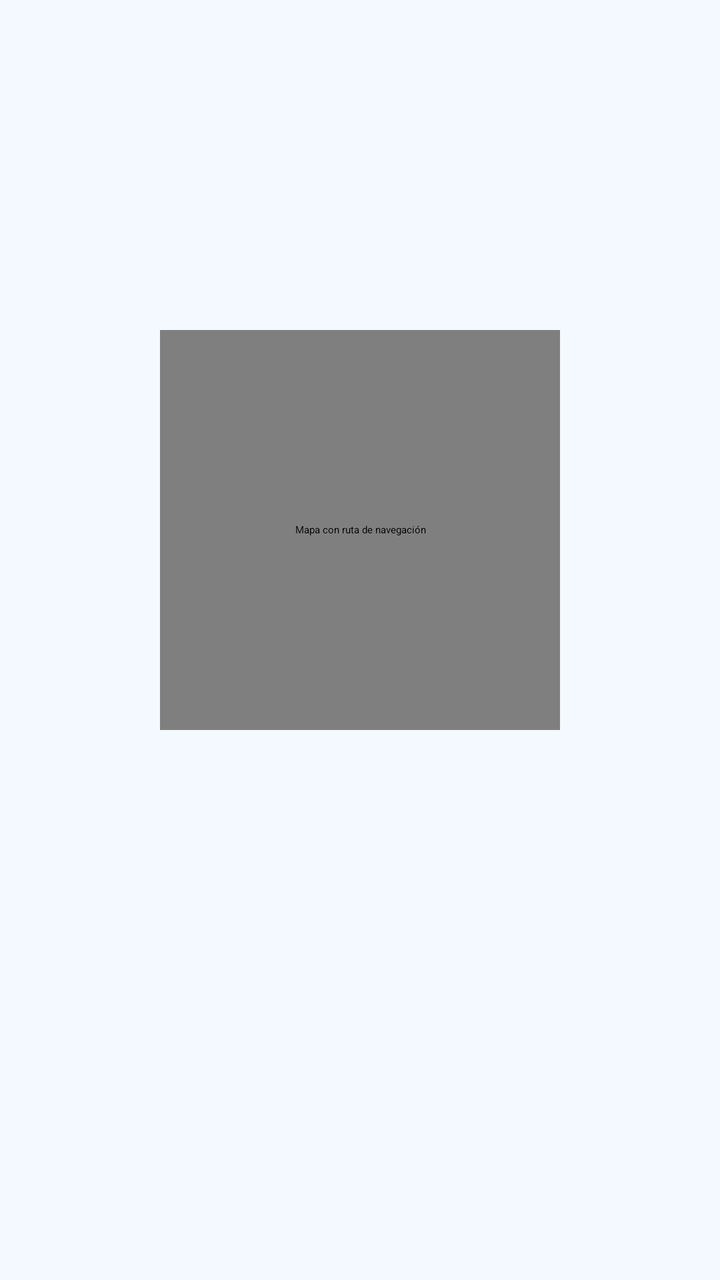
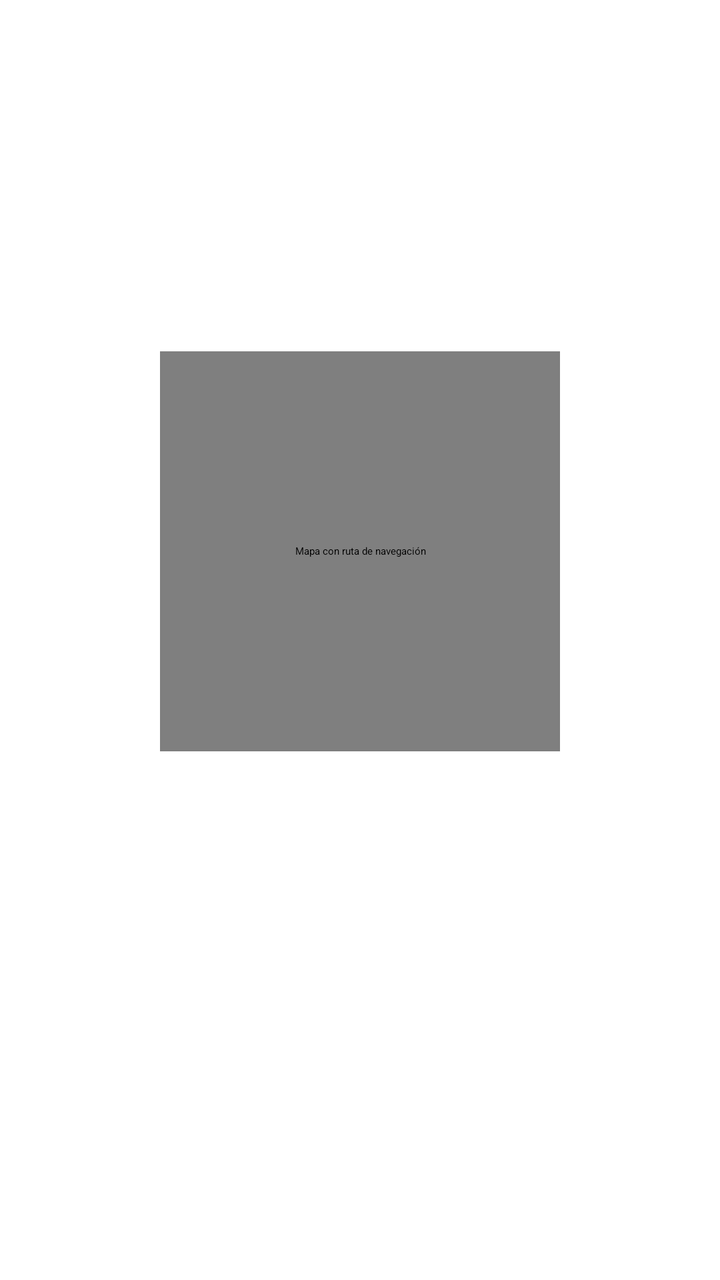

Two renders of the same Android screen: before a commit and after it. Below are the layout's source before the change and the commit's diff.
<!-- AndroidManifest.xml: activity theme Theme.RoutePlanner.Splash -->
<!-- res/layout/activity_splash.xml -->
<?xml version="1.0" encoding="utf-8"?>
<LinearLayout
    xmlns:android="http://schemas.android.com/apk/res/android"
    android:layout_width="match_parent"
    android:layout_height="match_parent"
    android:orientation="vertical"
    android:gravity="center"
    android:padding="24dp"
    android:background="#F4F9FF">

    
    <com.routeplanner.app.activities.RouteMapAnimationView
        android:id="@+id/routeMap"
        android:layout_width="200dp"
        android:layout_height="200dp"
        android:contentDescription="Mapa con ruta de navegación"/>

    
    <TextView
        android:id="@+id/txtTitle"
        android:layout_width="wrap_content"
        android:layout_height="wrap_content"
        android:layout_marginTop="28dp"
        android:text="Route Planner"
        android:textSize="34sp"
        android:textStyle="bold"
        android:textColor="#103B75"
        android:fontFamily="sans"
        android:alpha="0"/>

    
    <LinearLayout
        android:id="@+id/layoutSubtitle"
        android:layout_width="wrap_content"
        android:layout_height="wrap_content"
        android:orientation="horizontal"
        android:gravity="center"
        android:layout_marginTop="12dp">

        <TextView
            android:id="@+id/txtPlanifica"
            android:layout_width="wrap_content"
            android:layout_height="wrap_content"
            android:text="Planifica"
            android:textSize="16sp"
            android:textStyle="normal"
            android:textColor="#244D7D"
            android:alpha="0"/>

        <TextView
            android:id="@+id/dot1"
            android:layout_width="wrap_content"
            android:layout_height="wrap_content"
            android:text=" • "
            android:textSize="18sp"
            android:textColor="#2196F3"
            android:alpha="0"/>

        <TextView
            android:id="@+id/txtCalcula"
            android:layout_width="wrap_content"
            android:layout_height="wrap_content"
            android:text="Calcula"
            android:textSize="16sp"
            android:textStyle="normal"
            android:textColor="#244D7D"
            android:alpha="0"/>

        <TextView
            android:id="@+id/dot2"
            android:layout_width="wrap_content"
            android:layout_height="wrap_content"
            android:text=" • "
            android:textSize="18sp"
            android:textColor="#2196F3"
            android:alpha="0"/>

        <TextView
            android:id="@+id/txtOptimiza"
            android:layout_width="wrap_content"
            android:layout_height="wrap_content"
            android:text="Optimiza"
            android:textSize="16sp"
            android:textStyle="normal"
            android:textColor="#244D7D"
            android:alpha="0"/>

        <TextView
            android:id="@+id/dot3"
            android:layout_width="wrap_content"
            android:layout_height="wrap_content"
            android:text=" • "
            android:textSize="18sp"
            android:textColor="#2196F3"
            android:alpha="0"/>

    </LinearLayout>

</LinearLayout>
<!-- resources referenced by this layout -->
<resources>
  <style name="Base.Theme.RoutePlanner" parent="Theme.Material3.DayNight.NoActionBar">
          
          <item name="windowSplashScreenBackground">@color/rp_background</item>
  
          <item name="colorPrimary">@color/rp_primary</item>
          <item name="colorOnPrimary">@color/rp_surface</item>
          <item name="colorPrimaryContainer">@color/rp_icon_background</item>
          <item name="colorOnPrimaryContainer">@color/rp_text_primary</item>
  
          <item name="colorSecondary">@color/rp_primary_dark</item>
          <item name="colorOnSecondary">@color/rp_surface</item>
          <item name="colorSecondaryContainer">@color/rp_icon_background</item>
          <item name="colorOnSecondaryContainer">@color/rp_text_primary</item>
  
          <item name="colorTertiary">@color/rp_success</item>
          <item name="colorOnTertiary">@color/rp_surface</item>
          <item name="colorTertiaryContainer">@color/md_theme_tertiaryContainer</item>
          <item name="colorOnTertiaryContainer">@color/md_theme_onTertiaryContainer</item>
  
          <item name="colorError">@color/rp_destination</item>
          <item name="colorOnError">@color/rp_surface</item>
          <item name="colorErrorContainer">@color/md_theme_errorContainer</item>
          <item name="colorOnErrorContainer">@color/md_theme_onErrorContainer</item>
  
          <item name="android:colorBackground">@color/rp_background</item>
          <item name="colorOnBackground">@color/rp_text_primary</item>
          <item name="colorSurface">@color/rp_surface</item>
          <item name="colorOnSurface">@color/rp_text_primary</item>
  
          <item name="colorSurfaceVariant">@color/rp_icon_background</item>
          <item name="colorOnSurfaceVariant">@color/rp_text_secondary</item>
          <item name="colorOutline">@color/rp_outline</item>
  
          <item name="colorOutlineVariant">@color/md_theme_outlineVariant</item>
          <item name="colorSurfaceInverse">@color/md_theme_inverseSurface</item>
          <item name="colorOnSurfaceInverse">@color/md_theme_inverseOnSurface</item>
          <item name="colorPrimaryInverse">@color/md_theme_inversePrimary</item>
          <item name="colorPrimaryFixed">@color/md_theme_primaryFixed</item>
          <item name="colorOnPrimaryFixed">@color/md_theme_onPrimaryFixed</item>
          <item name="colorPrimaryFixedDim">@color/md_theme_primaryFixedDim</item>
          <item name="colorOnPrimaryFixedVariant">@color/md_theme_onPrimaryFixedVariant</item>
          <item name="colorSecondaryFixed">@color/md_theme_secondaryFixed</item>
          <item name="colorOnSecondaryFixed">@color/md_theme_onSecondaryFixed</item>
          <item name="colorSecondaryFixedDim">@color/md_theme_secondaryFixedDim</item>
          <item name="colorOnSecondaryFixedVariant">@color/md_theme_onSecondaryFixedVariant</item>
          <item name="colorTertiaryFixed">@color/md_theme_tertiaryFixed</item>
          <item name="colorOnTertiaryFixed">@color/md_theme_onTertiaryFixed</item>
          <item name="colorTertiaryFixedDim">@color/md_theme_tertiaryFixedDim</item>
          <item name="colorOnTertiaryFixedVariant">@color/md_theme_onTertiaryFixedVariant</item>
          <item name="colorSurfaceDim">@color/md_theme_surfaceDim</item>
          <item name="colorSurfaceBright">@color/md_theme_surfaceBright</item>
          <item name="colorSurfaceContainerLowest">@color/md_theme_surfaceContainerLowest</item>
          <item name="colorSurfaceContainerLow">@color/md_theme_surfaceContainerLow</item>
          <item name="colorSurfaceContainer">@color/md_theme_surfaceContainer</item>
          <item name="colorSurfaceContainerHigh">@color/md_theme_surfaceContainerHigh</item>
          <item name="colorSurfaceContainerHighest">@color/md_theme_surfaceContainerHighest</item>
      </style>
  <!-- unchanged entries left out for length: 41 -->
</resources>

<!-- the commit's change to res/layout/activity_splash.xml (unified diff, before → after) -->
@@ -1,99 +1,88 @@
 <?xml version="1.0" encoding="utf-8"?>
-<LinearLayout
-    xmlns:android="http://schemas.android.com/apk/res/android"
+<LinearLayout xmlns:android="http://schemas.android.com/apk/res/android"
     android:layout_width="match_parent"
     android:layout_height="match_parent"
-    android:orientation="vertical"
     android:gravity="center"
-    android:padding="24dp"
-    android:background="#F4F9FF">
-
+    android:orientation="vertical">
+    
     
     <com.routeplanner.app.activities.RouteMapAnimationView
         android:id="@+id/routeMap"
         android:layout_width="200dp"
         android:layout_height="200dp"
-        android:contentDescription="Mapa con ruta de navegación"/>
+        android:contentDescription="@string/content_description_map_with_navigation_route" />
 
     
     <TextView
         android:id="@+id/txtTitle"
         android:layout_width="wrap_content"
         android:layout_height="wrap_content"
-        android:layout_marginTop="28dp"
-        android:text="Route Planner"
+        android:alpha="0"
+        android:fontFamily="sans-serif"
+        android:paddingTop="8dp"
+        android:paddingBottom="8dp"
+        android:text="@string/app_name"
+        android:textColor="@color/rp_primary_dark"
         android:textSize="34sp"
-        android:textStyle="bold"
-        android:textColor="#103B75"
-        android:fontFamily="sans"
-        android:alpha="0"/>
+        android:textStyle="bold" />
 
     
+
     <LinearLayout
-        android:id="@+id/layoutSubtitle"
         android:layout_width="wrap_content"
         android:layout_height="wrap_content"
-        android:orientation="horizontal"
-        android:gravity="center"
-        android:layout_marginTop="12dp">
+        android:orientation="horizontal">
 
         <TextView
-            android:id="@+id/txtPlanifica"
+            android:id="@+id/txtPlan"
             android:layout_width="wrap_content"
             android:layout_height="wrap_content"
-            android:text="Planifica"
-            android:textSize="16sp"
-            android:textStyle="normal"
-            android:textColor="#244D7D"
-            android:alpha="0"/>
+            android:alpha="0"
+            android:text="@string/text_plan"
+            android:textColor="@color/rp_primary_dark"
+            android:textSize="16sp" />
 
         <TextView
             android:id="@+id/dot1"
             android:layout_width="wrap_content"
             android:layout_height="wrap_content"
-            android:text=" • "
-            android:textSize="18sp"
-            android:textColor="#2196F3"
-            android:alpha="0"/>
+            android:alpha="0"
+            android:paddingStart="8dp"
+            android:paddingEnd="8dp"
+            android:text="@string/text_dot"
+            android:textColor="@color/rp_primary"
+            android:textSize="20sp"
+            android:textStyle="bold" />
 
         <TextView
-            android:id="@+id/txtCalcula"
+            android:id="@+id/txtCalculate"
             android:layout_width="wrap_content"
             android:layout_height="wrap_content"
-            android:text="Calcula"
-            android:textSize="16sp"
-            android:textStyle="normal"
-            android:textColor="#244D7D"
-            android:alpha="0"/>
+            android:alpha="0"
+            android:text="@string/text_calculate"
+            android:textColor="@color/rp_primary_dark"
+            android:textSize="16sp" />
 
         <TextView
             android:id="@+id/dot2"
             android:layout_width="wrap_content"
             android:layout_height="wrap_content"
-            android:text=" • "
-            android:textSize="18sp"
-            android:textColor="#2196F3"
-            android:alpha="0"/>
+            android:alpha="0"
+            android:paddingStart="8dp"
+            android:paddingEnd="8dp"
+            android:text="@string/text_dot"
+            android:textColor="@color/rp_primary"
+            android:textSize="20sp"
+            android:textStyle="bold" />
 
         <TextView
-            android:id="@+id/txtOptimiza"
+            android:id="@+id/txtOptimizes"
             android:layout_width="wrap_content"
             android:layout_height="wrap_content"
-            android:text="Optimiza"
-            android:textSize="16sp"
-            android:textStyle="normal"
-            android:textColor="#244D7D"
-            android:alpha="0"/>
-
-        <TextView
-            android:id="@+id/dot3"
-            android:layout_width="wrap_content"
-            android:layout_height="wrap_content"
-            android:text=" • "
-            android:textSize="18sp"
-            android:textColor="#2196F3"
-            android:alpha="0"/>
-
+            android:alpha="0"
+            android:text="@string/text_optimizes"
+            android:textColor="@color/rp_primary_dark"
+            android:textSize="16sp" />
     </LinearLayout>
 
 </LinearLayout>
<!-- resource entries referenced after the edit -->
@@ -1,5 +1,11 @@
 <!-- resources referenced by this layout -->
 <resources>
+  <string name="app_name">Route Planner</string>
+  <string name="content_description_map_with_navigation_route">Mapa con ruta de navegación</string>
+  <string name="text_calculate">Calcula</string>
+  <string name="text_dot">•</string>
+  <string name="text_optimizes">Optimiza</string>
+  <string name="text_plan">Planifica</string>
   <style name="Base.Theme.RoutePlanner" parent="Theme.Material3.DayNight.NoActionBar">
           
           <item name="windowSplashScreenBackground">@color/rp_background</item>
@@ -32,11 +38,12 @@
           <item name="colorSurfaceVariant">@color/rp_icon_background</item>
           <item name="colorOnSurfaceVariant">@color/rp_text_secondary</item>
           <item name="colorOutline">@color/rp_outline</item>
+          <item name="colorOutlineVariant">@color/md_theme_outlineVariant</item>
   
-          <item name="colorOutlineVariant">@color/md_theme_outlineVariant</item>
           <item name="colorSurfaceInverse">@color/md_theme_inverseSurface</item>
           <item name="colorOnSurfaceInverse">@color/md_theme_inverseOnSurface</item>
           <item name="colorPrimaryInverse">@color/md_theme_inversePrimary</item>
+  
           <item name="colorPrimaryFixed">@color/md_theme_primaryFixed</item>
           <item name="colorOnPrimaryFixed">@color/md_theme_onPrimaryFixed</item>
           <item name="colorPrimaryFixedDim">@color/md_theme_primaryFixedDim</item>
@@ -49,6 +56,7 @@
           <item name="colorOnTertiaryFixed">@color/md_theme_onTertiaryFixed</item>
           <item name="colorTertiaryFixedDim">@color/md_theme_tertiaryFixedDim</item>
           <item name="colorOnTertiaryFixedVariant">@color/md_theme_onTertiaryFixedVariant</item>
+  
           <item name="colorSurfaceDim">@color/md_theme_surfaceDim</item>
           <item name="colorSurfaceBright">@color/md_theme_surfaceBright</item>
           <item name="colorSurfaceContainerLowest">@color/md_theme_surfaceContainerLowest</item>
